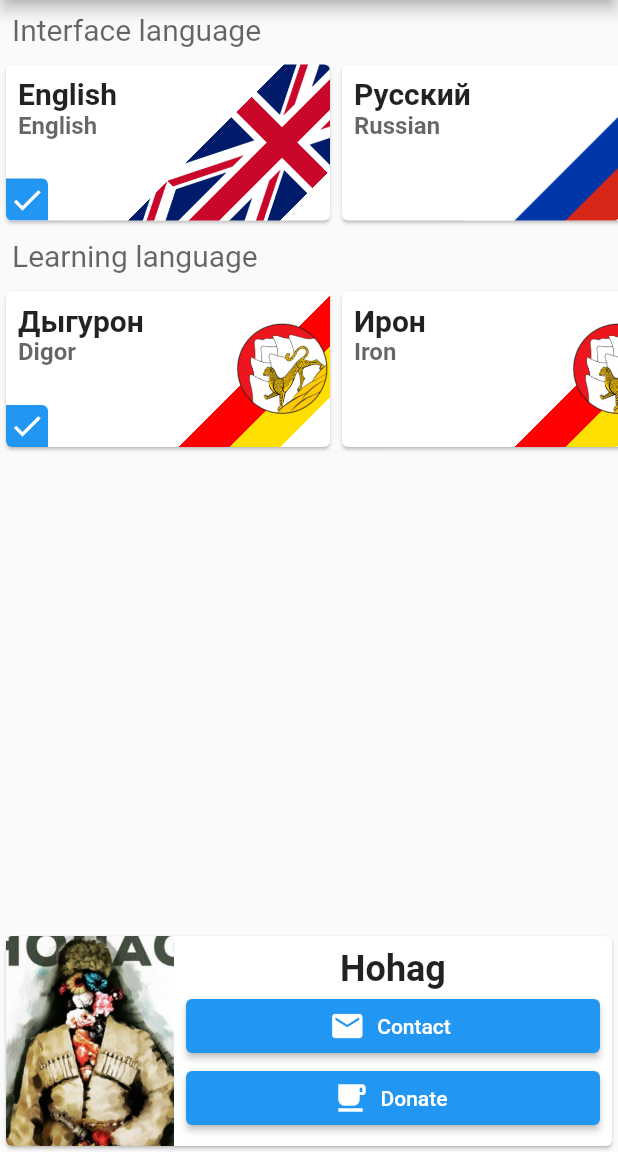
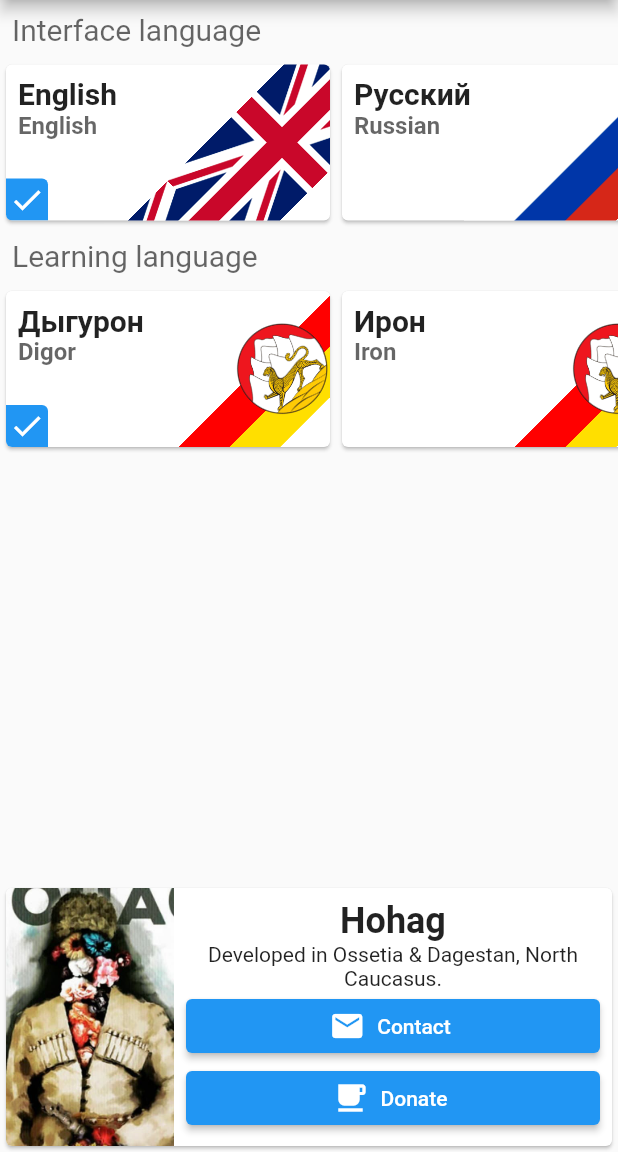
Before and after one commit to raxysstudios/avdan, a Flutter app: the screen it shows after launch, on a phone screen of 412 x 824 dp, the part 84-1236 px from its top. Run offline on Flutter 3.47's test engine with Material 2 defaults, Android fonts, the phone set to English and light mode, and no system bars; our stand-ins replace assets_audio_player, shared_preferences.

Commit message:
Improve settings captions

```diff
--- a/lib/settings/about_card.dart
+++ b/lib/settings/about_card.dart
@@ -8,11 +8,11 @@ class AboutCard extends StatelessWidget {
         crossAxisAlignment: CrossAxisAlignment.start,
         children: [
           Container(
-            height: 140,
+            height: 172,
             width: 112,
             child: Image.asset(
               "assets/hohag.png",
-              fit: BoxFit.cover,
+              fit: BoxFit.fitHeight,
             ),
           ),
           Expanded(
@@ -29,6 +29,10 @@ class AboutCard extends StatelessWidget {
                       fontSize: 24,
                       fontWeight: FontWeight.bold,
                     ),
+                  ),
+                  Text(
+                    "Developed in Ossetia & Dagestan, North Caucasus.",
+                    textAlign: TextAlign.center,
                   ),
                   ElevatedButton.icon(
                     onPressed: () {},
--- a/lib/settings/settings_screen.dart
+++ b/lib/settings/settings_screen.dart
@@ -76,7 +76,7 @@ class _SettingsScreenState extends State<SettingsScreen> {
       ),
       body: Center(
         child: Column(
-          crossAxisAlignment: CrossAxisAlignment.start,
+          crossAxisAlignment: CrossAxisAlignment.stretch,
           children: [
             Padding(
               padding: const EdgeInsets.all(8),
```
